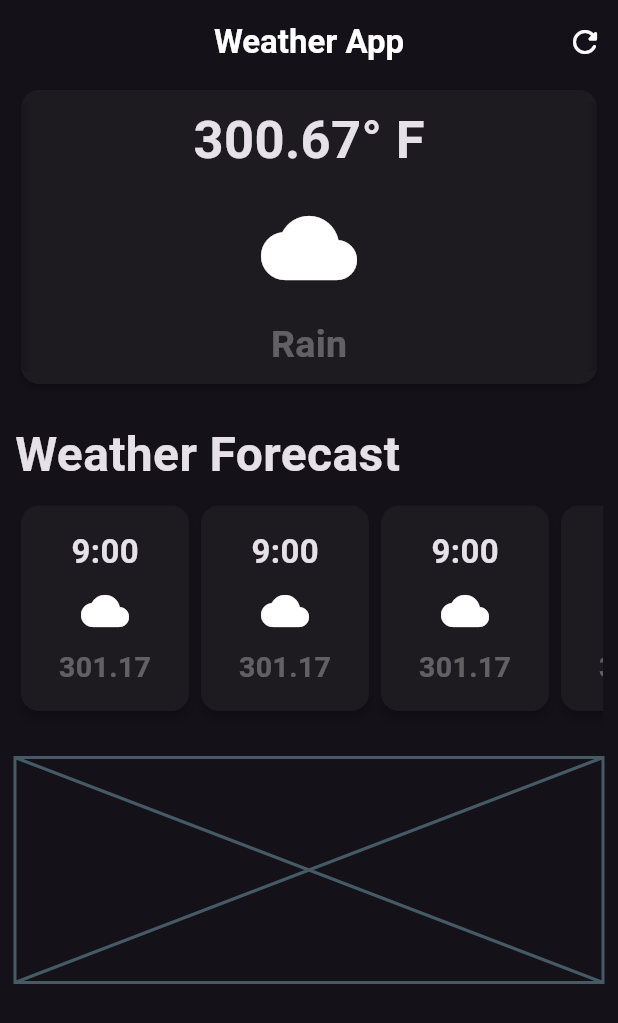
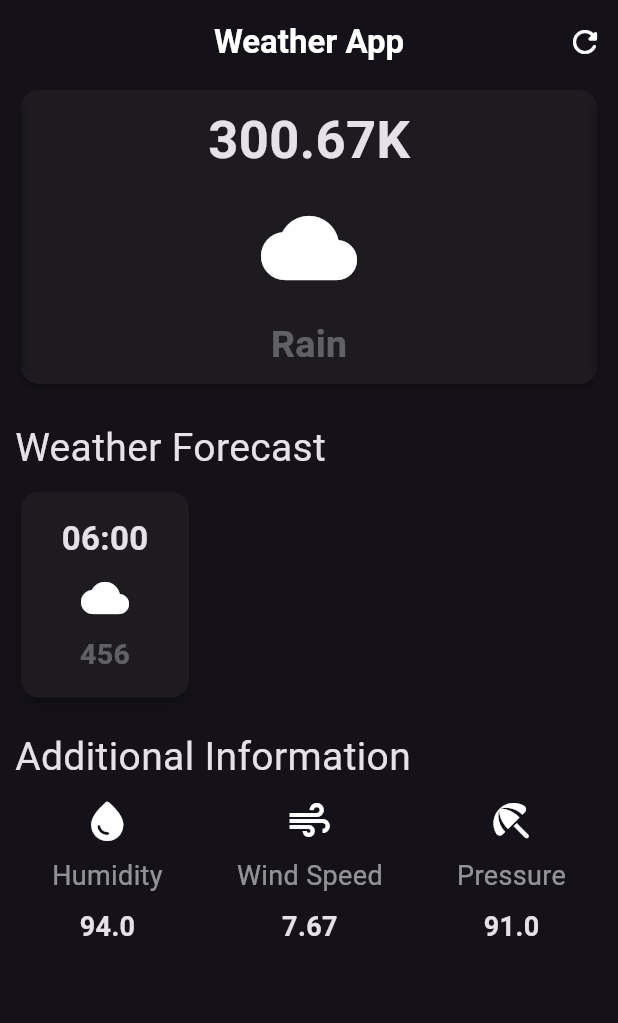
Before and after one commit to pallab56/CloneWeatherApplication, a Flutter app: the screen it shows after launch, on a phone screen of 412 x 824 dp. Shown: the top 1023 px of the screen. Run offline on Flutter 3.47's test engine with Material 3 defaults, Android fonts, the phone set to English and light mode, and no system bars.

Commit message:
Basic UI for weather Project is done

```diff
--- /dev/null
+++ b/lib/additional_information_item_card.dart
@@ -0,0 +1,36 @@
+import 'package:flutter/material.dart';
+
+class AdditionalInformationItemCard extends StatelessWidget {
+  final IconData icon;
+  final String label;
+  final double value;
+ const AdditionalInformationItemCard({super.key,
+  required this.icon,required this.label,required this.value
+  });
+
+  @override
+  Widget build(BuildContext context) {
+    return Padding(
+      padding: const EdgeInsets.symmetric(horizontal: 8),
+      child: Column(
+        children: [
+          Icon(icon, size: 32),
+          const SizedBox(height: 8),
+          Text(
+            label,
+            style:const TextStyle(
+              fontSize: 18,
+              fontWeight: FontWeight.w400,
+              color: Colors.white54,
+            ),
+          ),
+          const SizedBox(height: 8),
+          Text(
+            value.toString(),
+            style:const TextStyle(fontSize: 18, fontWeight: FontWeight.w700),
+          ),
+        ],
+      ),
+    );
+  }
+}
--- /dev/null
+++ b/lib/hourly_forecast_item_card.dart
@@ -0,0 +1,55 @@
+// ignore_for_file: public_member_api_docs, sort_constructors_first
+import 'package:flutter/material.dart';
+
+class HourlyForeCastItemCard extends StatelessWidget {
+  final String time;
+  final IconData icon;
+  final String temperature;
+  const HourlyForeCastItemCard({
+    Key? key,
+    required this.time,
+    required this.icon,
+    required this.temperature,
+  }) : super(key: key);
+
+  @override
+  Widget build(BuildContext context) {
+    return Padding(
+      padding: const EdgeInsets.symmetric(vertical: 7),
+      child: SingleChildScrollView(
+        scrollDirection: Axis.horizontal,
+        child: SizedBox(
+          height: 145,
+          width: 120,
+          child: Card(
+            elevation: 3,
+            shape: RoundedRectangleBorder(
+              borderRadius: BorderRadiusGeometry.circular(12),
+            ),
+            child: Column(
+              mainAxisAlignment: MainAxisAlignment.center,
+              crossAxisAlignment: CrossAxisAlignment.center,
+              children: [
+                Text(
+                  time,
+                  style:const TextStyle(fontSize: 22, fontWeight: FontWeight.bold),
+                ),
+               const SizedBox(height: 8),
+                Icon(icon, size: 32, color: Colors.white),
+               const SizedBox(height: 8),
+                Text(
+                  temperature,
+                  style:const TextStyle(
+                    fontSize: 19,
+                    fontWeight: FontWeight.w600,
+                    color: Colors.white30,
+                  ),
+                ),
+              ],
+            ),
+          ),
+        ),
+      ),
+    );
+  }
+}
--- /dev/null
+++ b/lib/main_card.dart
@@ -0,0 +1,56 @@
+
+
+import 'dart:ui';
+
+import 'package:flutter/material.dart';
+
+class MainCard extends StatelessWidget {
+  const MainCard({super.key});
+
+  @override
+  Widget build(BuildContext context) {
+    return SizedBox(
+      width: double.infinity,
+      child: Card(
+        shape: RoundedRectangleBorder(
+          borderRadius: BorderRadiusGeometry.circular(12),
+        ),
+        elevation: 2,
+        child: Padding(
+          padding: const EdgeInsets.symmetric(vertical: 8),
+          child: ClipRRect(
+            borderRadius: BorderRadiusGeometry.circular(5),
+            child: BackdropFilter(
+              filter: ImageFilter.blur(sigmaX: 4, sigmaY: 4),
+              child: Column(
+                children: [
+                  Text(
+                    '300.67K',
+                    style: TextStyle(fontSize: 35, fontWeight: FontWeight.bold),
+                  ),
+
+                  const SizedBox(height: 15),
+
+                  const Icon(
+                    Icons.cloud_rounded,
+                    size: 64,
+                    color: Colors.white,
+                  ),
+                  const SizedBox(height: 15),
+                  const Text(
+                    'Rain',
+                    style: TextStyle(
+                      fontSize: 25,
+                      fontWeight: FontWeight.bold,
+                      color: Colors.white30,
+                    ),
+                  ),
+                ],
+              ),
+            ),
+          ),
+        ),
+      ),
+    );
+  }
+}
--- a/lib/weather_screen.dart
+++ b/lib/weather_screen.dart
@@ -1,6 +1,7 @@
-import 'dart:ui';
-
 import 'package:flutter/material.dart';
+import 'package:rivaanranawaatweatherapp/additional_information_item_card.dart';
+import 'package:rivaanranawaatweatherapp/hourly_forecast_item_card.dart';
+import 'package:rivaanranawaatweatherapp/main_card.dart';
 
 class WeatherScreen extends StatelessWidget {
   const WeatherScreen({super.key});
@@ -37,124 +38,51 @@ class WeatherScreen extends StatelessWidget {
             /// Weather Forecast card
             Text(
               'Weather Forecast',
-              style: TextStyle(fontSize: 32, fontWeight: FontWeight.w600),
+              style: TextStyle(fontSize: 26, fontWeight: FontWeight.w400),
             ),
             SingleChildScrollView(
               scrollDirection: Axis.horizontal,
               child: Row(
                 children: [
-                  HourlyForeCastItemCard(),
-                  HourlyForeCastItemCard(),
-                  HourlyForeCastItemCard(),
-                  HourlyForeCastItemCard(),
-                  HourlyForeCastItemCard(),
+                  HourlyForeCastItemCard(
+                    icon: Icons.cloud_rounded,
+                    time: '06:00',
+                    temperature: '456',
+                  ),
                 ],
               ),
             ),
-            const SizedBox(height: 20),
+            const SizedBox(height: 10),
 
             /// Additional card
-            const Placeholder(fallbackHeight: 150),
-            const SizedBox(height: 20),
+            Text(
+              "Additional Information",
+              style: TextStyle(fontSize: 26, fontWeight: FontWeight.w400),
+            ),
+            const SizedBox(height: 8),
+            Row(
+              mainAxisAlignment: MainAxisAlignment.spaceAround,
+              children: [
+                AdditionalInformationItemCard(
+                  icon: Icons.water_drop_rounded,
+                  label: 'Humidity',
+                  value: 94,
+                ),
+                AdditionalInformationItemCard(
+                  icon: Icons.air_outlined,
+                  label: 'Wind Speed',
+                  value: 7.67,
+                ),
+                AdditionalInformationItemCard(
+                  icon: Icons.beach_access_rounded,
+                  label: 'Pressure',
+                  value: 91,
+                ),
+              ],
+            ),
           ],
         ),
       ),
     );
   }
 }
-
-class HourlyForeCastItemCard extends StatelessWidget {
-  const HourlyForeCastItemCard({super.key});
-
-  @override
-  Widget build(BuildContext context) {
-    return Padding(
-      padding: const EdgeInsets.symmetric(vertical: 7),
-      child: SingleChildScrollView(
-        scrollDirection: Axis.horizontal,
-        child: SizedBox(
-          height: 145,
-          width: 120,
-          child: Card(
-            elevation: 3,
-            shape: RoundedRectangleBorder(
-              borderRadius: BorderRadiusGeometry.circular(12),
-            ),
-            child: Column(
-              mainAxisAlignment: MainAxisAlignment.center,
-              crossAxisAlignment: CrossAxisAlignment.center,
-              children: [
-                Text(
-                  '9:00',
-                  style: TextStyle(fontSize: 22, fontWeight: FontWeight.bold),
-                ),
-                SizedBox(height: 8),
-                Icon(Icons.cloud_rounded, size: 32, color: Colors.white),
-                SizedBox(height: 8),
-                Text(
-                  '301.17',
-                  style: TextStyle(
-                    fontSize: 19,
-                    fontWeight: FontWeight.w600,
-                    color: Colors.white30,
-                  ),
-                ),
-              ],
-            ),
-          ),
-        ),
-      ),
-    );
-  }
-}
-
-class MainCard extends StatelessWidget {
-  const MainCard({super.key});
-
-  @override
-  Widget build(BuildContext context) {
-    return SizedBox(
-      width: double.infinity,
-      child: Card(
-        shape: RoundedRectangleBorder(
-          borderRadius: BorderRadiusGeometry.circular(12),
-        ),
-        elevation: 2,
-        child: Padding(
-          padding: const EdgeInsets.symmetric(vertical: 8),
-          child: ClipRRect(
-            borderRadius: BorderRadiusGeometry.circular(5),
-            child: BackdropFilter(
-              filter: ImageFilter.blur(sigmaX: 4, sigmaY: 4),
-              child: Column(
-                children: [
-                  Text(
-                    '300.67° F',
-                    style: TextStyle(fontSize: 35, fontWeight: FontWeight.bold),
-                  ),
-
-                  const SizedBox(height: 15),
-
-                  const Icon(
-                    Icons.cloud_rounded,
-                    size: 64,
-                    color: Colors.white,
-                  ),
-                  const SizedBox(height: 15),
-                  const Text(
-                    'Rain',
-                    style: TextStyle(
-                      fontSize: 25,
-                      fontWeight: FontWeight.bold,
-                      color: Colors.white30,
-                    ),
-                  ),
-                ],
-              ),
-            ),
-          ),
-        ),
-      ),
-    );
-  }
-}
```
